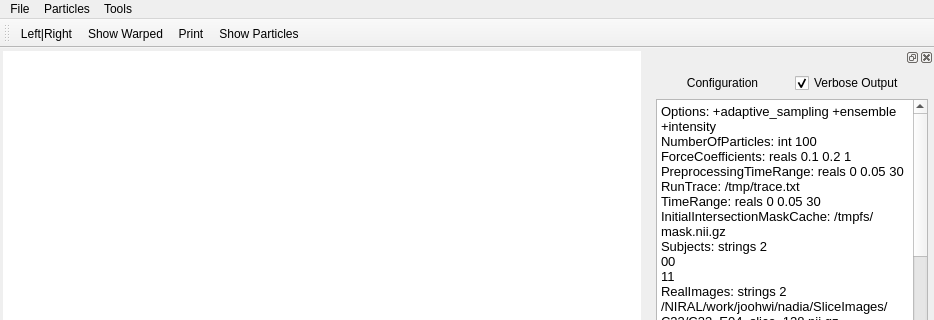
SadeghMSalehi/gradworks, file itkProjects/Particles/simul2d.ui: the form before one commit; both pictures show x 0 to 934 and y 0 to 320 of the 934 by 856 pixel window.
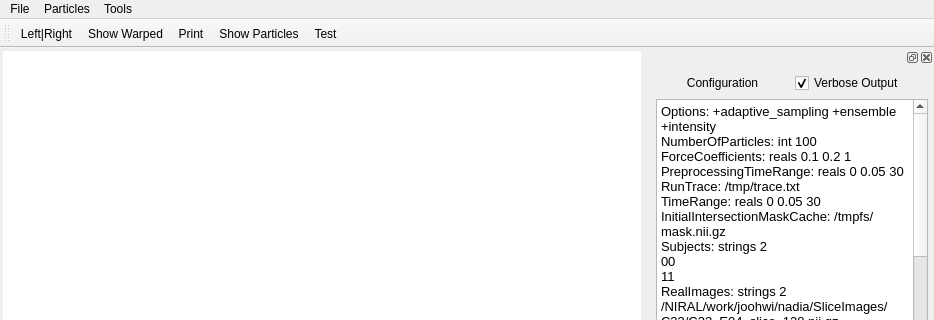
The form after the commit. Icons and pictures are not drawn. Custom widgets are drawn as their Qt base class.

```diff
--- a/itkProjects/Particles/simul2d.ui
+++ b/itkProjects/Particles/simul2d.ui
@@ -156,6 +156,7 @@
    <addaction name="actionShowWarped"/>
    <addaction name="actionPrint"/>
    <addaction name="actionShowParticles"/>
+   <addaction name="actionTest"/>
   </widget>
   <widget class="QDockWidget" name="dockWidget">
    <property name="minimumSize">
```
Left out of the diff: 4 changed lines with no effect on the pictures.
